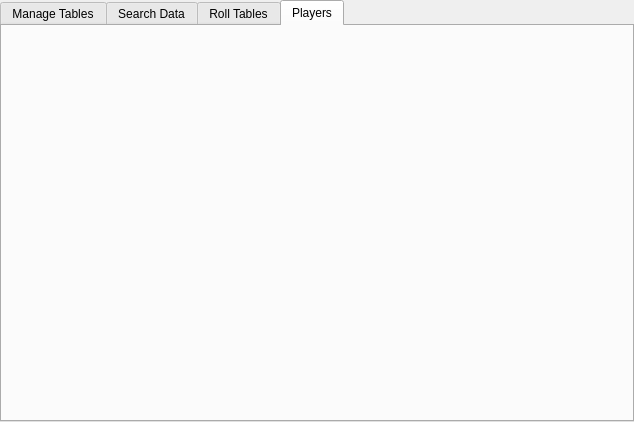
Qt form Betelgeuse/Betelgeuse/dmwindow.ui (Ipiano/Project-Orion) before a commit.
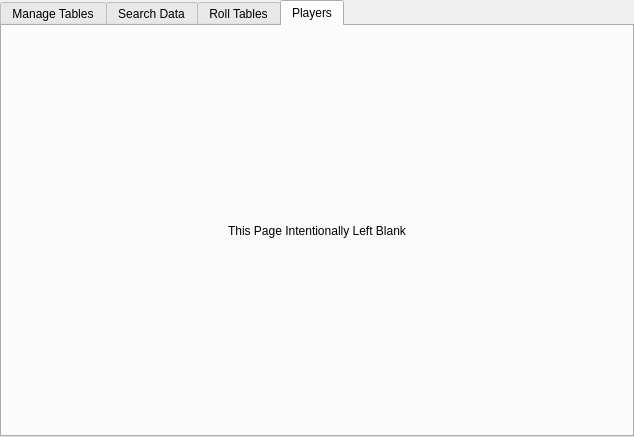
The same form after that commit. The open tabs and pages were chosen to show the change.

Patch:
```diff
--- a/Betelgeuse/Betelgeuse/dmwindow.ui
+++ b/Betelgeuse/Betelgeuse/dmwindow.ui
@@ -7,7 +7,7 @@
     <x>0</x>
     <y>0</y>
     <width>634</width>
-    <height>389</height>
+    <height>437</height>
    </rect>
   </property>
   <property name="windowTitle">
@@ -326,6 +326,41 @@
        <attribute name="title">
         <string>Players</string>
        </attribute>
+       <layout class="QHBoxLayout" name="horizontalLayout_2">
+        <item>
+         <spacer name="horizontalSpacer">
+          <property name="orientation">
+           <enum>Qt::Horizontal</enum>
+          </property>
+          <property name="sizeHint" stdset="0">
+           <size>
+            <width>40</width>
+            <height>20</height>
+           </size>
+          </property>
+         </spacer>
+        </item>
+        <item>
+         <widget class="QLabel" name="label_3">
+          <property name="text">
+           <string>This Page Intentionally Left Blank</string>
+          </property>
+         </widget>
+        </item>
+        <item>
+         <spacer name="horizontalSpacer_2">
+          <property name="orientation">
+           <enum>Qt::Horizontal</enum>
+          </property>
+          <property name="sizeHint" stdset="0">
+           <size>
+            <width>40</width>
+            <height>20</height>
+           </size>
+          </property>
+         </spacer>
+        </item>
+       </layout>
       </widget>
      </widget>
     </item>
```
Left out of the diff: 21 changed lines with no effect on the pictures.
